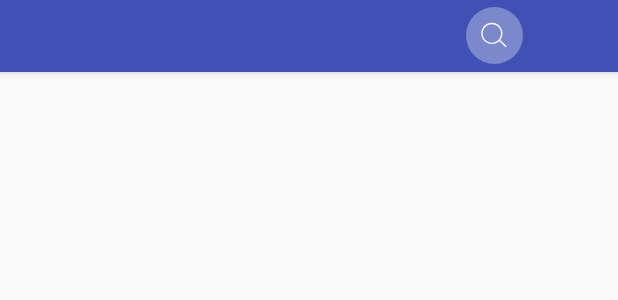
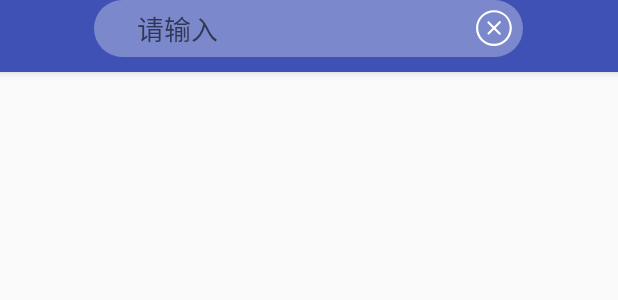
Before and after one commit to Taylorxu/KotlinStudy, an Android app: the layout fragment_first.xml on its own in the app's theme, with its tools: preview values and no code run, on a phone screen of 412 x 824 dp. Shown: the top 300 px of the screen. Run offline under Robolectric (Android 15) with nearby library versions, the phone set to English and light mode, and no system bars.

Commit message:
搜索效果

```diff
--- a/app/src/main/java/com/xuzhiguang/kotlinstudybyself/forecast/MainActivity.kt
+++ b/app/src/main/java/com/xuzhiguang/kotlinstudybyself/forecast/MainActivity.kt
@@ -31,10 +31,11 @@ import android.os.Build
 import android.support.annotation.RequiresApi
 import android.transition.TransitionInflater
 import android.view.Window
+import com.xuzhiguang.xzglibrary.view.xViewElement.XSearchView
+import org.jetbrains.anko.find
 
 
 class MainActivity : AppCompatActivity() {
-
 
     //不可操作list
     private val items = listOf(
--- a/app/src/main/res/layout/fragment_first.xml
+++ b/app/src/main/res/layout/fragment_first.xml
@@ -1,6 +1,5 @@
 <?xml version="1.0" encoding="utf-8"?>
 <android.support.design.widget.CoordinatorLayout xmlns:android="http://schemas.android.com/apk/res/android"
-    android:id="@+id/first_fragment_root"
     android:layout_width="match_parent"
     android:layout_height="match_parent">
 
@@ -8,70 +7,12 @@
         android:layout_width="match_parent"
         android:layout_height="48dp"
         >
-
-        <FrameLayout
-            android:id="@+id/root_search_layout"
+        <com.xuzhiguang.xzglibrary.view.xViewElement.XSearchView
+            android:id="@+id/search_view"
             android:layout_width="wrap_content"
             android:layout_height="match_parent"
-            android:layout_gravity="center">
-
-            <FrameLayout
-                android:id="@+id/panel_frame"
-                android:layout_width="286dp"
-                android:layout_height="match_parent"
-                android:layout_gravity="center"
-             >
-
-                <FrameLayout
-                    android:id="@+id/bt_search"
-                    android:layout_width="38dp"
-                    android:layout_height="38dp"
-                    android:layout_gravity="right|center_vertical"
-                    android:background="@drawable/shape_circle_bg_prim">
-
-                    <ImageView
-                        android:layout_width="24dp"
-                        android:layout_height="24dp"
-                        android:layout_gravity="center"
-                        android:background="@drawable/ic_search" />
-                </FrameLayout>
-
-                <FrameLayout
-                    android:id="@+id/bt_search_cancel"
-                    android:layout_width="38dp"
-                    android:layout_height="38dp"
-                    android:layout_gravity="right|center_vertical"
-                    android:visibility="gone">
-
-                    <ImageView
-                        android:layout_width="24dp"
-                        android:layout_height="24dp"
-                        android:layout_gravity="center"
-                        android:background="@drawable/ic_cancel_search" />
-                </FrameLayout>
-
-            </FrameLayout>
-
-            <FrameLayout
-                android:id="@+id/search_layout"
-                android:layout_width="wrap_content"
-                android:layout_height="38dp"
-                android:layout_gravity="center_vertical"
-                android:background="@drawable/shape_edit_text_alpha_right_part"
-                android:visibility="gone">
-
-                <EditText
-                    android:id="@+id/search_edit_text"
-                    android:layout_width="248dp"
-                    android:layout_height="match_parent"
-                    android:layout_gravity="center"
-                    android:background="@android:color/transparent"
-                    android:hint="请输入"
-                    android:paddingLeft="10dp" />
-
-
-            </FrameLayout>
-        </FrameLayout>
+            android:layout_gravity="center"
+            />
     </android.support.design.widget.AppBarLayout>
 
 </android.support.design.widget.CoordinatorLayout>
--- /dev/null
+++ b/xzglibrary/src/main/java/com/xuzhiguang/xzglibrary/view/xViewElement/XSearchView.kt
@@ -0,0 +1,81 @@
+package com.xuzhiguang.xzglibrary.view.xViewElement
+
+import android.annotation.SuppressLint
+import android.content.Context
+import android.util.AttributeSet
+import android.view.Gravity
+import android.view.LayoutInflater
+import android.view.View
+import android.widget.FrameLayout
+import com.xuzhiguang.xzglibrary.R
+import com.xuzhiguang.xzglibrary.helperTool.DensityHelper
+import kotlinx.android.synthetic.main.layout_search_view.view.*
+
+/**
+ * Created by Administrator on 2018/4/27.
+ */
+class XSearchView : FrameLayout {
+    constructor(context: Context, attrs: AttributeSet) : super(context, attrs)
+
+    init {
+        LayoutInflater.from(context).inflate(R.layout.layout_search_view, this, true)
+        showSearchEdit()
+        bt_search.setOnClickListener { showSearchEdit() }
+        bt_search_cancel.setOnClickListener { hideSearchEdit() }
+    }
+
+
+
+    @SuppressLint("NewApi")
+    fun showSearchEdit() {
+
+        bt_search.animate()
+                .alpha(0f)
+                .withEndAction {
+                    bt_search.visibility = View.GONE
+                    bt_search_cancel.visibility = View.VISIBLE
+                }
+                .duration = 100
+
+        search_layout.animate()
+                .translationX(0f)
+                .scaleX(1f)
+                .alpha(1f)
+                .withEndAction {
+                    search_layout.visibility = View.VISIBLE
+                    var params = FrameLayout.LayoutParams(DensityHelper.dp2px(286f), DensityHelper.dp2px(38f))
+                    params.gravity = Gravity.CENTER_VERTICAL
+                    search_layout.layoutParams = params
+                }
+                .duration = 100
+
+    }
+
+    @SuppressLint("NewApi")
+    fun hideSearchEdit() {
+        var translationX = DensityHelper.px2dp(context, search_edit_text.width.toFloat()) - DensityHelper.px2dp(context, bt_search.width.toFloat())
+        bt_search.animate()
+                .alpha(1f)
+                .withStartAction {
+                    var params = FrameLayout.LayoutParams(DensityHelper.dp2px(248f), DensityHelper.dp2px(38f))
+                    params.gravity = Gravity.CENTER_VERTICAL
+                    search_layout.layoutParams = params
+                }
+                .duration = 100
+
+        search_layout.animate()
+                .scaleX(.8f)
+                .translationX(translationX)
+                .alpha(0f)
+                .withEndAction {
+                    bt_search_cancel.visibility = View.GONE
+                    bt_search.visibility = View.VISIBLE
+                    search_layout.visibility = View.GONE
+                }
+                .duration = 100
+
+
+    }
+
+
+}
--- /dev/null
+++ b/xzglibrary/src/main/res/layout/layout_search_view.xml
@@ -0,0 +1,63 @@
+<?xml version="1.0" encoding="utf-8"?>
+
+<FrameLayout xmlns:android="http://schemas.android.com/apk/res/android"
+    android:id="@+id/root_search_layout"
+    android:layout_width="wrap_content"
+    android:layout_height="wrap_content"
+    android:focusableInTouchMode="true">
+
+    <FrameLayout
+        android:id="@+id/panel_frame"
+        android:layout_width="286dp"
+        android:layout_height="match_parent"
+        android:layout_gravity="center">
+
+        <FrameLayout
+            android:id="@+id/bt_search"
+            android:layout_width="38dp"
+            android:layout_height="38dp"
+            android:layout_gravity="right|center_vertical"
+            android:background="@drawable/shape_circle_bg_prim"
+            android:visibility="gone">
+
+            <ImageView
+                android:layout_width="24dp"
+                android:layout_height="24dp"
+                android:layout_gravity="center"
+                android:background="@drawable/ic_search" />
+        </FrameLayout>
+
+        <FrameLayout
+            android:id="@+id/bt_search_cancel"
+            android:layout_width="38dp"
+            android:layout_height="38dp"
+            android:layout_gravity="right|center_vertical">
+
+            <ImageView
+                android:layout_width="24dp"
+                android:layout_height="24dp"
+                android:layout_gravity="center"
+                android:background="@drawable/ic_cancel_search" />
+        </FrameLayout>
+
+    </FrameLayout>
+
+    <FrameLayout
+        android:id="@+id/search_layout"
+        android:layout_width="wrap_content"
+        android:layout_height="38dp"
+        android:layout_gravity="center_vertical"
+        android:background="@drawable/shape_edit_text_alpha">
+
+        <EditText
+            android:id="@+id/search_edit_text"
+            android:layout_width="248dp"
+            android:layout_height="match_parent"
+            android:layout_gravity="center"
+            android:background="@android:color/transparent"
+            android:hint="请输入"
+            android:paddingLeft="10dp" />
+
+
+    </FrameLayout>
+</FrameLayout>
```
Also changed, not shown: app/src/main/java/com/xuzhiguang/kotlinstudybyself/forecast/navigationPages/FirstFragment.kt (+2 -72 lines), app/src/main/res/drawable/shape_edit_text_alpha.xml (deleted, +0 -8 lines), app/src/main/res/drawable/shape_edit_text_alpha_left_part.xml (deleted, +0 -10 lines), xzglibrary/src/main/res/drawable/shape_circle_bg_prim.xml (renamed from app/src/main/res/drawable/shape_circle_bg_prim.xml), xzglibrary/src/main/res/drawable/shape_edit_text_alpha.xml (renamed from app/src/main/res/drawable/shape_edit_text_alpha_right_part.xml).
